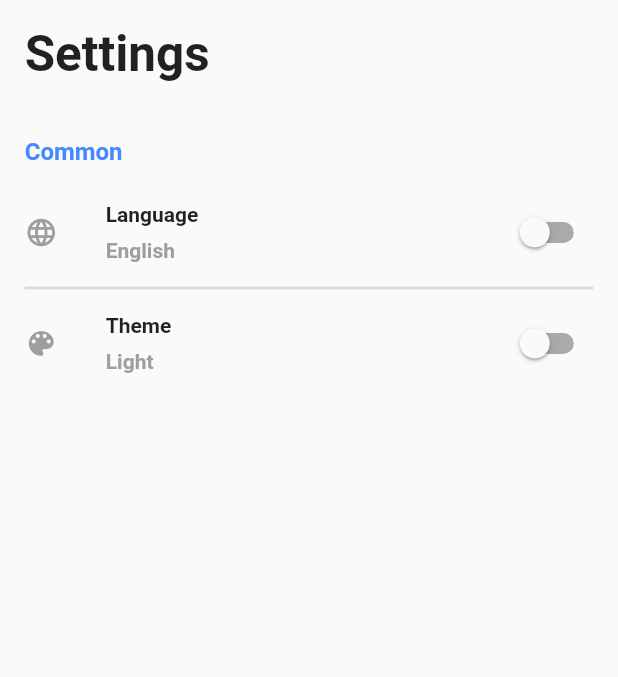
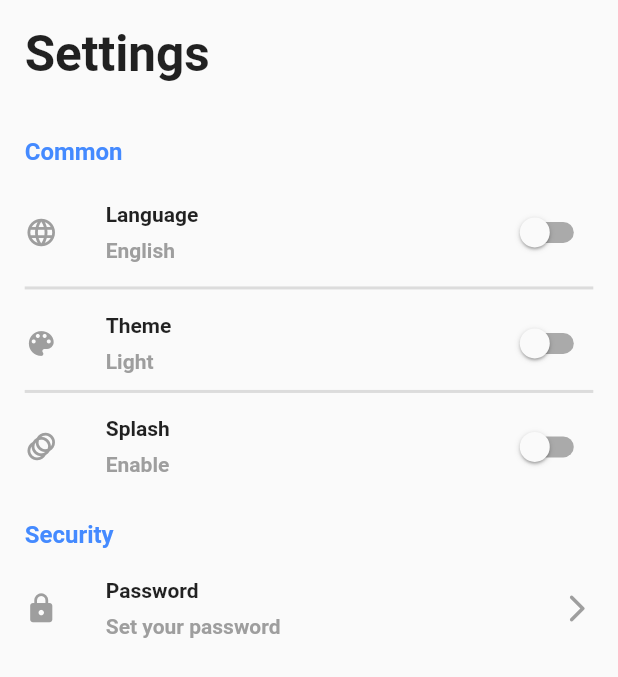
Before and after one commit to avrpic8/Flutter-ToDo, a Flutter app: the SettingsPage screen opened directly, on a phone screen of 412 x 824 dp. Shown: the top 677 px of the screen. Run offline on Flutter 3.47's test engine with Material 2 defaults, Android fonts, the phone set to English and light mode, and no system bars; our stand-ins replace dotted_border, equatable, flutter_easyloading, get, get_storage, step_progress_indicator; accounts and stored records are empty.

Commit message:
fix save settings issue

```diff
--- a/lib/app/data/services/storage/services.dart
+++ b/lib/app/data/services/storage/services.dart
@@ -3,6 +3,7 @@ import 'dart:convert';
 import 'package:get/get.dart';
 import 'package:get_storage/get_storage.dart';
 import 'package:to_do/app/core/util/keys.dart';
+import 'package:to_do/app/data/models/settings.dart';
 
 class StorageService extends GetxService {
   late GetStorage _box;
@@ -11,7 +12,13 @@ class StorageService extends GetxService {
     _box = GetStorage();
     //await _box.write(taskKey, []);
     await _box.writeIfNull(taskKey, []);
-    await _box.writeIfNull('settings', jsonEncode({'isDark':false, 'lan':'en','requirePass':false,"splash":false}));
+    await _box.writeIfNull(
+      'settings',
+      jsonEncode(
+        AppSettings(
+            isDark: false, lan: "en", requirePass: false, splash: false),
+      ),
+    );
     return this;
   }
 
--- a/lib/app/module/home/home_view.dart
+++ b/lib/app/module/home/home_view.dart
@@ -69,7 +69,7 @@ class HomePage extends GetView<HomeController> {
                 ),
               ),
               ReportPage(tasks: controller.tasks),
-              //SettingsPage(),
+              SettingsPage(),
             ],
           ),
         ),
--- /dev/null
+++ b/lib/app/module/password/password_view.dart
@@ -0,0 +1,10 @@
+import 'package:flutter/material.dart';
+
+class PasswordPage extends StatelessWidget {
+  const PasswordPage({Key? key}) : super(key: key);
+
+  @override
+  Widget build(BuildContext context) {
+    return Container();
+  }
+}
--- a/lib/app/module/settings/settings_controller.dart
+++ b/lib/app/module/settings/settings_controller.dart
@@ -4,6 +4,8 @@ import 'package:to_do/app/data/models/settings.dart';
 import 'package:to_do/app/data/providers/task/settings_provider.dart';
 
 class SettingsController extends GetxController {
+
+  // widget stats
   final isDark = false.obs;
   final locale = false.obs;
 
@@ -19,30 +21,38 @@ class SettingsController extends GetxController {
     loadParametersSettings();
   }
 
+  void loadParametersSettings() {
+    settings = settingsProvider.readAppSettings();
+    isDark.value = settings.isDark;
+    if(settings.lan == 'en') locale.value = false;
+    else locale.value = true;
+  }
+
   void changeTheme(bool newValue) {
     isDark.value = newValue;
-    // settings.isDark = newValue;
-    // saveParametersSettings(settings);
-    // if(isDark.value){
-    //   Get.changeTheme(ThemeData.dark());
-    // }
-    // else{
-    //   Get.changeTheme(ThemeData.light());
-    // }
+    settings.isDark = newValue;
+    saveParametersSettings(settings);
+    if(isDark.value){
+      Get.changeTheme(ThemeData.dark());
+    }
+    else{
+      Get.changeTheme(ThemeData.light());
+    }
   }
 
   void changeLanguage(bool newValue) {
-
+    locale.value = newValue;
+    if(locale.value){
+      Get.updateLocale(Locale('fa'));
+      settings.lan = 'fa';
+    }else{
+      Get.updateLocale(Locale('en'));
+      settings.lan = 'en';
+    }
+    saveParametersSettings(settings);
   }
 
   void saveParametersSettings(AppSettings settings){
     settingsProvider.writeAppSettings(settings);
   }
-
-  void loadParametersSettings() {
-    settings = settingsProvider.readAppSettings();
-    //isDark.value = settings.isDark;
-    //if(settings.lan == 'en') locale.value = false;
-    //else locale.value = true;
-  }
 }
--- a/lib/app/module/settings/settings_view.dart
+++ b/lib/app/module/settings/settings_view.dart
@@ -1,6 +1,7 @@
 import 'package:flutter/material.dart';
 import 'package:get/get.dart';
 import 'package:to_do/app/core/util/extentions.dart';
+import 'package:to_do/app/module/password/password_view.dart';
 import 'package:to_do/app/module/settings/settings_controller.dart';
 
 class SettingsPage extends StatelessWidget {
@@ -66,7 +67,7 @@ class SettingsPage extends StatelessWidget {
                           height: 8,
                         ),
                         Text(
-                          'English',
+                          controller.locale.value ? 'Persian' : 'English',
                           style: TextStyle(
                             fontSize: 14,
                             fontWeight: FontWeight.bold,
@@ -82,7 +83,7 @@ class SettingsPage extends StatelessWidget {
                       () => Switch(
                         value: controller.locale.value,
                         onChanged: (newValue) {
-                          //controller.changeLanguage(newValue);
+                          controller.changeLanguage(newValue);
                         },
                       ),
                     ),
@@ -151,8 +152,137 @@ class SettingsPage extends StatelessWidget {
                         },
                       ),
                     ),
+                  ),
+                ],
+              ),
+            ),
+            Padding(
+              padding: EdgeInsets.fromLTRB(4.0.wp, 0, 4.0.wp, 0),
+              child: Divider(
+                thickness: 2,
+              ),
+            ),
+            SizedBox(
+              height: 5,
+            ),
+            Padding(
+              padding: EdgeInsets.fromLTRB(4.0.wp, 0, 0, 0),
+              child: Row(
+                children: [
+                  Icon(
+                    Icons.animation,
+                    size: 22,
+                    color: Colors.grey,
+                  ),
+                  SizedBox(
+                    width: 32,
+                  ),
+                  Expanded(
+                    child: Column(
+                      crossAxisAlignment: CrossAxisAlignment.start,
+                      children: [
+                        Text(
+                          'Splash',
+                          style: TextStyle(
+                            fontSize: 14,
+                            fontWeight: FontWeight.bold,
+                          ),
+                        ),
+                        SizedBox(
+                          height: 8,
+                        ),
+                        Text(
+                          'Enable',
+                          style: TextStyle(
+                            fontSize: 14,
+                            fontWeight: FontWeight.bold,
+                            color: Colors.grey,
+                          ),
+                        ),
+                      ],
+                    ),
+                  ),
+                  Padding(
+                    padding: EdgeInsets.only(right: 4.0.wp),
+                    child: Switch(
+                      value: false,
+                      onChanged: (value) {},
+                    ),
                   )
                 ],
+              ),
+            ),
+            SizedBox(
+              height: 5,
+            ),
+            SizedBox(
+              height: 20,
+            ),
+            Padding(
+              padding: EdgeInsets.fromLTRB(4.0.wp, 0, 0, 0),
+              child: Text(
+                'Security',
+                style: TextStyle(
+                  fontSize: 16,
+                  fontWeight: FontWeight.bold,
+                  color: Colors.blueAccent,
+                ),
+              ),
+            ),
+            SizedBox(
+              height: 20,
+            ),
+            InkWell(
+              onTap: () {
+                Get.to(PasswordPage());
+              },
+              child: Padding(
+                padding: EdgeInsets.fromLTRB(4.0.wp, 0, 0, 0),
+                child: Row(
+                  children: [
+                    Icon(
+                      Icons.lock,
+                      size: 22,
+                      color: Colors.grey,
+                    ),
+                    SizedBox(
+                      width: 32,
+                    ),
+                    Expanded(
+                      child: Column(
+                        crossAxisAlignment: CrossAxisAlignment.start,
+                        children: [
+                          Text(
+                            'Password',
+                            style: TextStyle(
+                              fontSize: 14,
+                              fontWeight: FontWeight.bold,
+                            ),
+                          ),
+                          SizedBox(
+                            height: 8,
+                          ),
+                          Text(
+                            'Set your password',
+                            style: TextStyle(
+                              fontSize: 14,
+                              fontWeight: FontWeight.bold,
+                              color: Colors.grey,
+                            ),
+                          ),
+                        ],
+                      ),
+                    ),
+                    Padding(
+                      padding: EdgeInsets.only(right: 4.0.wp),
+                      child: Icon(
+                        Icons.arrow_forward_ios_rounded,
+                        color: Colors.grey,
+                        size: 22,
+                      ),
+                    ),
+                  ],
+                ),
               ),
             ),
           ],
--- a/lib/main.dart
+++ b/lib/main.dart
@@ -3,7 +3,6 @@ import 'package:flutter_easyloading/flutter_easyloading.dart';
 import 'package:get/get.dart';
 import 'package:get_storage/get_storage.dart';
 import 'package:to_do/app/core/util/messages.dart';
-import 'package:to_do/app/data/models/settings.dart';
 import 'package:to_do/app/data/providers/task/settings_provider.dart';
 import 'package:to_do/app/data/services/storage/services.dart';
 import 'package:to_do/app/module/home/home_binding.dart';
@@ -24,13 +23,14 @@ class MyApp extends StatelessWidget {
 
   @override
   Widget build(BuildContext context) {
-    final setCtr = Get.put(SettingsController(settingsProvider: SettingsProvider()));
+    final setCtr =
+        Get.put(SettingsController(settingsProvider: SettingsProvider()));
 
     return GetMaterialApp(
       debugShowCheckedModeBanner: false,
       title: 'Flutter Demo',
       translations: Messages(),
-      //locale: lan == 'en' ? Locale('en') : Locale('fa'),
+      locale: setCtr.settings.lan == 'en' ? Locale('en') : Locale('fa'),
       home: const HomePage(),
       initialBinding: HomeBinding(),
       getPages: [
@@ -45,7 +45,7 @@ class MyApp extends StatelessWidget {
           binding: ReportBinding(),
         ),
       ],
-      //theme: setCtr.settings.isDark ? ThemeData.dark() : ThemeData.light(),
+      theme: setCtr.settings.isDark ? ThemeData.dark() : ThemeData.light(),
       builder: EasyLoading.init(),
     );
   }
```
